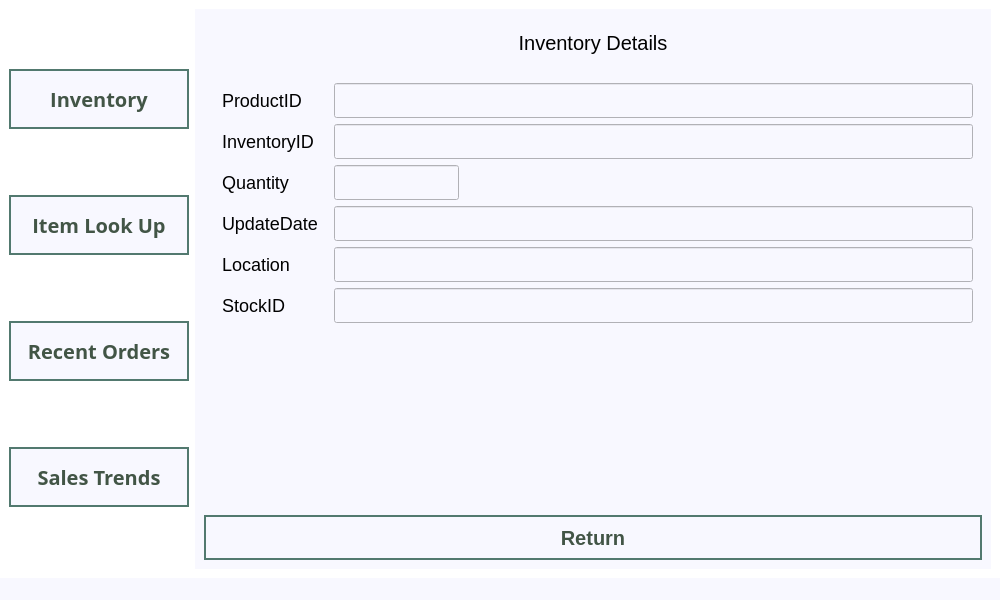
Qt form Order66Inventory/mainwindow.ui (josephtrandev/COMS4103_Project) before a commit.
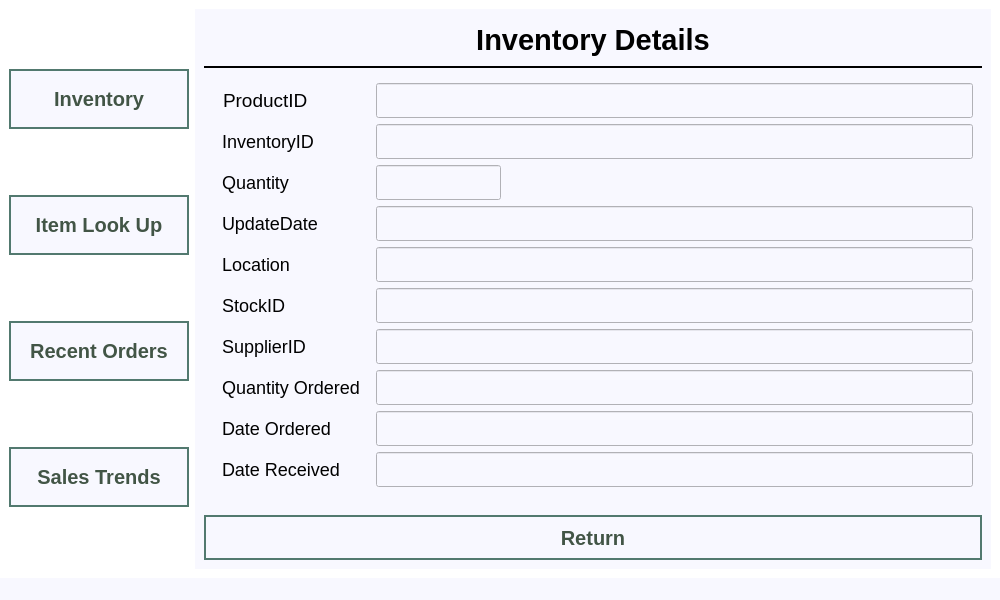
The same form after that commit. The open tabs and pages were chosen to show the change.

Commit message: recent order detail screen ready

What changed in the file:
```diff
--- a/Order66Inventory/mainwindow.ui
+++ b/Order66Inventory/mainwindow.ui
@@ -26,7 +26,11 @@
    <string>MainWindow</string>
   </property>
   <property name="styleSheet">
-   <string notr="true">background-color: #F8F8FF;</string>
+   <string notr="true">*{
+	font-family:  &quot;Nirmala UI&quot;;
+	background-color: #F8F8FF;
+}
+</string>
   </property>
   <widget class="QWidget" name="centralwidget">
    <property name="styleSheet">
@@ -149,8 +153,10 @@
              </size>
             </property>
             <property name="styleSheet">
-             <string notr="true">font-size:20px;
-</string>
+             <string notr="true">font-size: 22pt;
+font-weight:bold;
+border-bottom: 2px solid;
+padding-bottom: 5px;</string>
             </property>
             <property name="text">
              <string>Inventory Details</string>
@@ -170,6 +176,11 @@
 QLineEdit{
 	font-size: 18px;
 	padding: 5px;
+}
+
+QLabel{
+	font-size: 18px;
+	padding:5px;
 }</string>
             </property>
             <property name="title">
@@ -179,7 +190,7 @@
              <item row="0" column="0">
               <widget class="QLabel" name="label_4">
                <property name="styleSheet">
-                <string notr="true">font-size: 18px;
+                <string notr="true">font-size: 14pt;
 
 padding: 5px;</string>
                </property>
@@ -301,6 +312,62 @@
                </property>
               </widget>
              </item>
+             <item row="6" column="0">
+              <widget class="QLabel" name="label_9">
+               <property name="text">
+                <string>SupplierID</string>
+               </property>
+              </widget>
+             </item>
+             <item row="7" column="0">
+              <widget class="QLabel" name="label_10">
+               <property name="text">
+                <string>Quantity Ordered</string>
+               </property>
+              </widget>
+             </item>
+             <item row="8" column="0">
+              <widget class="QLabel" name="label_11">
+               <property name="text">
+                <string>Date Ordered</string>
+               </property>
+              </widget>
+             </item>
+             <item row="9" column="0">
+              <widget class="QLabel" name="label_12">
+               <property name="text">
+                <string>Date Received</string>
+               </property>
+              </widget>
+             </item>
+             <item row="6" column="1">
+              <widget class="QLineEdit" name="supplierBox">
+               <property name="readOnly">
+                <bool>true</bool>
+               </property>
+              </widget>
+             </item>
+             <item row="7" column="1">
+              <widget class="QLineEdit" name="qOrderBox">
+               <property name="readOnly">
+                <bool>true</bool>
+               </property>
+              </widget>
+             </item>
+             <item row="8" column="1">
+              <widget class="QLineEdit" name="orderDateBox">
+               <property name="readOnly">
+                <bool>true</bool>
+               </property>
+              </widget>
+             </item>
+             <item row="9" column="1">
+              <widget class="QLineEdit" name="orderReceiveBox">
+               <property name="readOnly">
+                <bool>true</bool>
+               </property>
+              </widget>
+             </item>
             </layout>
            </widget>
           </item>
@@ -337,7 +404,7 @@
         </property>
         <property name="font">
          <font>
-          <family>Open Sans</family>
+          <family>Nirmala UI</family>
           <pointsize>-1</pointsize>
           <weight>75</weight>
           <bold>true</bold>
@@ -391,7 +458,7 @@
         </property>
         <property name="font">
          <font>
-          <family>Open Sans</family>
+          <family>Nirmala UI</family>
           <pointsize>-1</pointsize>
           <weight>75</weight>
           <bold>true</bold>
@@ -443,7 +510,7 @@
         </property>
         <property name="font">
          <font>
-          <family>Open Sans</family>
+          <family>Nirmala UI</family>
           <pointsize>-1</pointsize>
           <weight>75</weight>
           <bold>true</bold>
@@ -495,7 +562,7 @@
         </property>
         <property name="font">
          <font>
-          <family>Open Sans</family>
+          <family>Nirmala UI</family>
           <pointsize>-1</pointsize>
           <weight>75</weight>
           <bold>true</bold>
```
Left out of the diff: 19 changed lines with no effect on the pictures. The commit also changes 14 other files.
